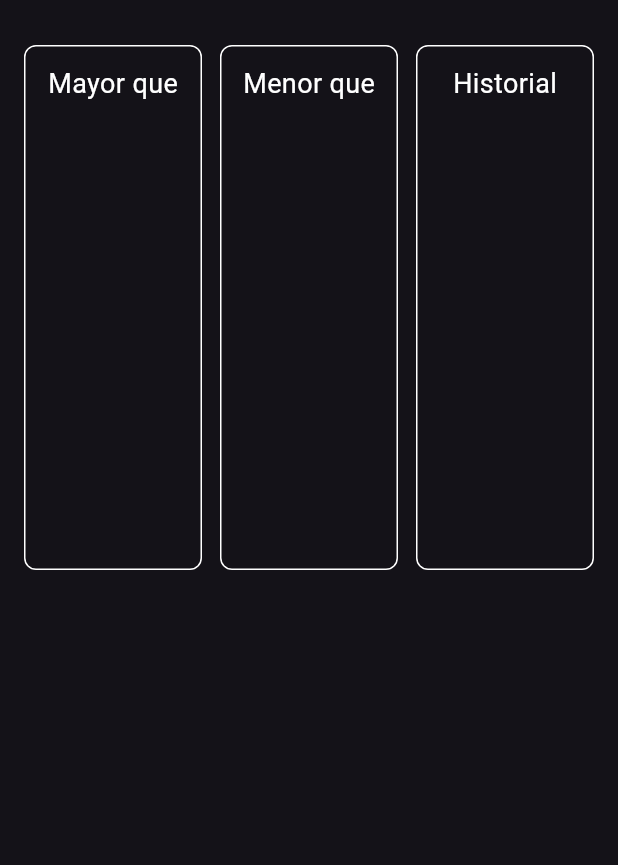
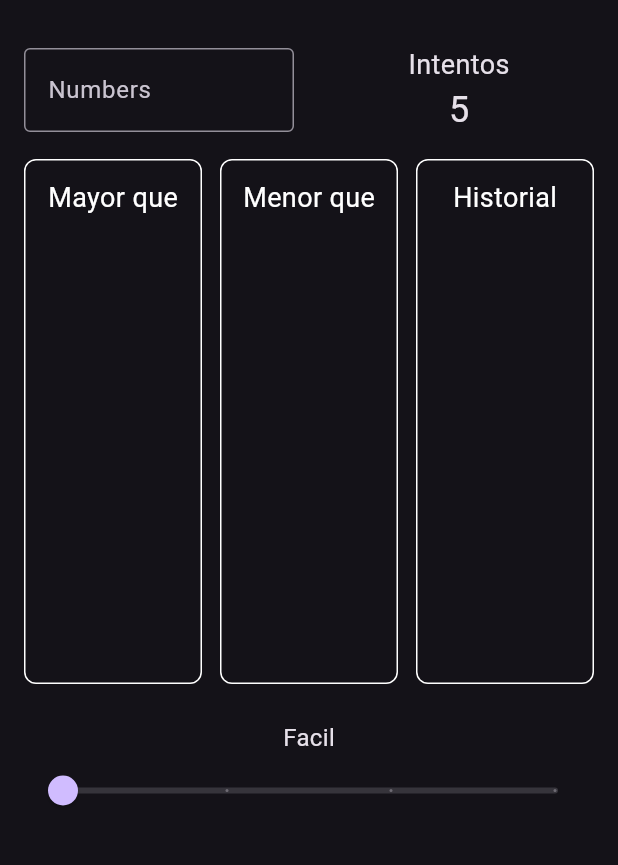
Before and after one commit to Jaredsanz/AdivinaElNumero-Desafio, a Flutter app: the screen it shows after launch, on a phone screen of 412 x 824 dp, the part 63-928 px from its top. Run offline on Flutter 3.47's test engine with Material 3 defaults, Android fonts, the phone set to English and light mode, and no system bars.

Commit message:
Input de  numero, contador de intentos y slider con niveles de dificultad

```diff
--- a/lib/main.dart
+++ b/lib/main.dart
@@ -23,6 +23,11 @@ class PantallaJuego extends StatefulWidget {
 }
 
 class EstadoPantallaJuego extends State<PantallaJuego> {
+  final TextEditingController controladorNumero = TextEditingController();
+  int intentosRestantes = 5;
+  final List<String> nombresNiveles = ['Facil', 'Normal', 'Dificil', 'Extremo'];
+  int nivelActual = 0;
+
 @override
   Widget build(BuildContext context) {
     return Scaffold(
@@ -32,7 +37,35 @@ class EstadoPantallaJuego extends State<PantallaJuego> {
       ),
       body: Padding(
         padding: EdgeInsets.all(16),
-        child: Row(
+        child: Column(
+          children: [
+            Row(
+              children: [
+                Expanded(
+                  child: TextField(
+                    controller: controladorNumero,
+                    decoration: InputDecoration(
+                      labelText: 'Numbers',
+                      border: OutlineInputBorder(),
+                    ),
+                  ),
+                ),
+                SizedBox(width: 20),
+                Expanded(
+                  child: Column(
+                    children: [
+                      Text('Intentos', style: TextStyle(fontSize: 18)),
+                      Text(
+                        intentosRestantes.toString(),
+                        style: TextStyle(fontSize: 24),
+                      ),
+                    ],
+                  ),
+                ),
+              ],
+            ),
+            SizedBox(height: 16),
+            Row(
               children: [
                 Expanded(
                   child: columnaConBorde('Mayor que'),
@@ -44,6 +77,24 @@ class EstadoPantallaJuego extends State<PantallaJuego> {
                 SizedBox(width: 12),
                 Expanded(
                   child: columnaConBorde('Historial'),
+                ),
+              ],
+            ),
+            SizedBox(height: 24),
+            Text(
+              nombresNiveles[nivelActual],
+              style: TextStyle(fontSize: 16),
+            ),
+            Slider(
+              value: nivelActual.toDouble(),
+              min: 0,
+              max: 3,
+              divisions: 3,
+              onChanged: (double valor) {
+                setState(() {
+                  nivelActual = valor.toInt();
+                });
+              },
             ),
           ],
         ),
```
Lines whose indentation alone changed are shown as unchanged.
